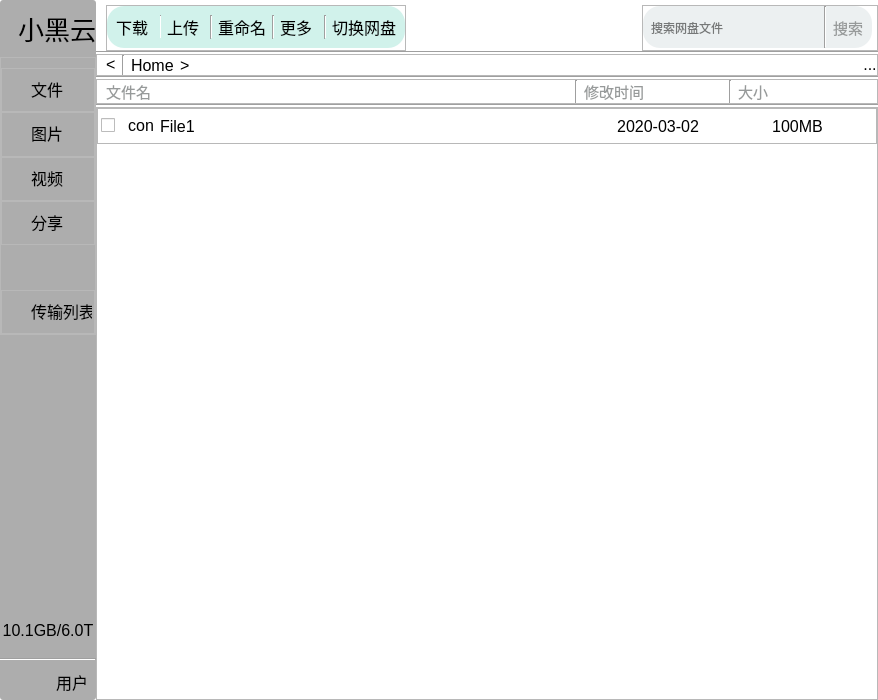
Old version of the form SBCclient.ui in the repository aibotez/SBCClientV2.
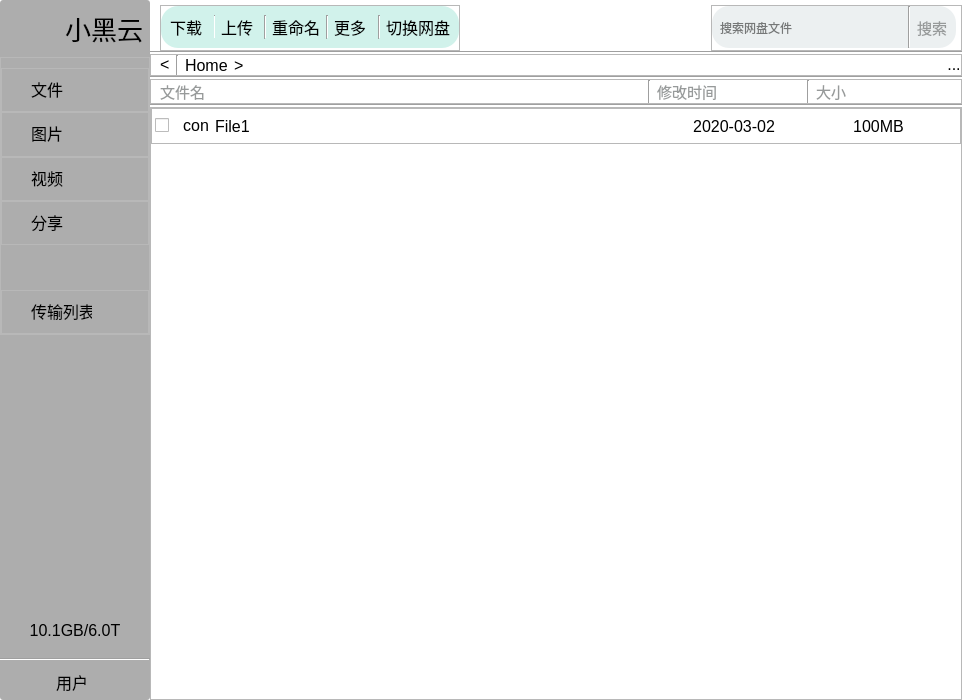
New version of the form. Icons and pictures are not drawn.

What changed in the file:
```diff
--- a/SBCclient.ui
+++ b/SBCclient.ui
@@ -6,7 +6,7 @@
    <rect>
     <x>0</x>
     <y>0</y>
-    <width>878</width>
+    <width>962</width>
     <height>700</height>
    </rect>
   </property>
@@ -129,6 +129,12 @@
          </property>
          <item>
           <layout class="QHBoxLayout" name="horizontalLayout_6" stretch="1,1">
+           <property name="leftMargin">
+            <number>6</number>
+           </property>
+           <property name="rightMargin">
+            <number>6</number>
+           </property>
            <item>
             <widget class="QLabel" name="label_10">
              <property name="sizePolicy">
@@ -140,7 +146,7 @@
              <property name="maximumSize">
               <size>
                <width>50</width>
-               <height>50</height>
+               <height>40</height>
               </size>
              </property>
              <property name="text">
@@ -874,8 +880,6 @@
                <property name="font">
                 <font>
                  <pointsize>-1</pointsize>
-                 <weight>50</weight>
-                 <bold>false</bold>
                 </font>
                </property>
                <property name="cursor">
@@ -1058,7 +1062,7 @@
             <rect>
              <x>0</x>
              <y>0</y>
-             <width>736</width>
+             <width>806</width>
              <height>565</height>
             </rect>
            </property>
```
Left out of the diff: 14 changed lines with no effect on the pictures.
